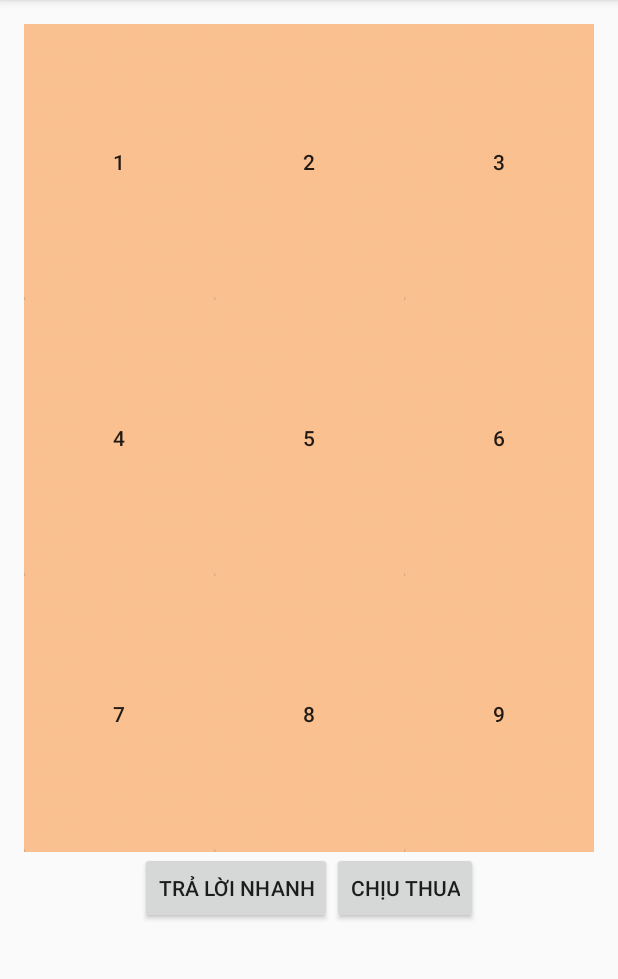
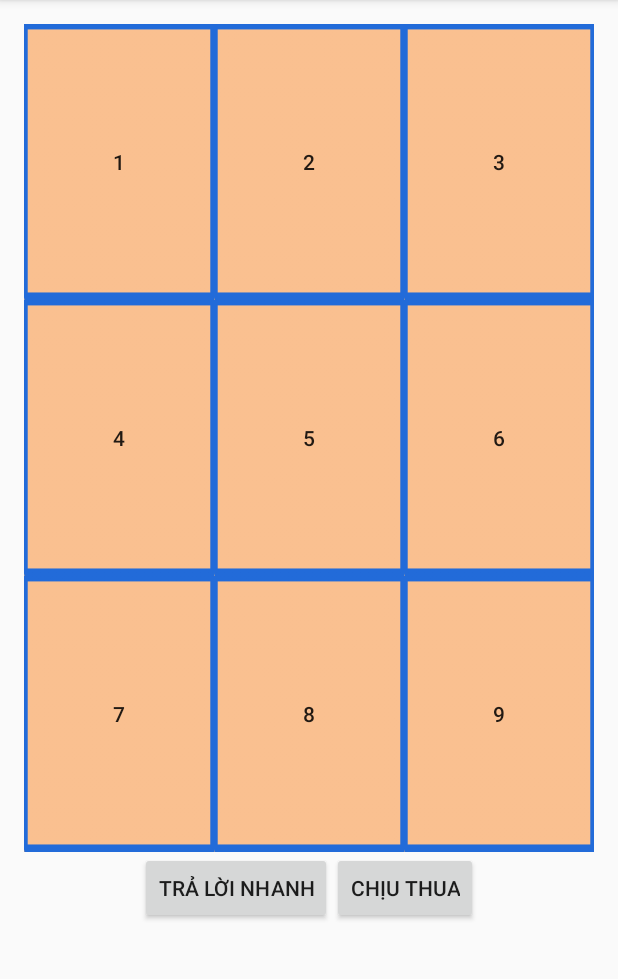
Before and after one commit to luuthehien1992/A2, an Android app: the screen it shows after launch (GameActivity), on a phone screen of 412 x 824 dp, the part 84-1063 px from its top. Run offline under Robolectric (Android 15) with nearby library versions, the phone set to English and light mode, and no system bars; 6 statements that could not run were skipped.

Commit message:
Update image

```diff
--- a/app/src/main/res/layout/activity_game.xml
+++ b/app/src/main/res/layout/activity_game.xml
@@ -17,7 +17,6 @@
             android:layout_width="wrap_content"
             android:layout_height="0dp"
             android:layout_weight="7.5"
-            android:background="@drawable/nguyentrai"
             android:id="@+id/gameLayout">
 
             <LinearLayout
```
Also changed, not shown: app/src/main/res/drawable/logo.png (added), app/src/main/res/drawable/nguyentrai.jpg (deleted), app/src/main/res/drawable/none.png.
